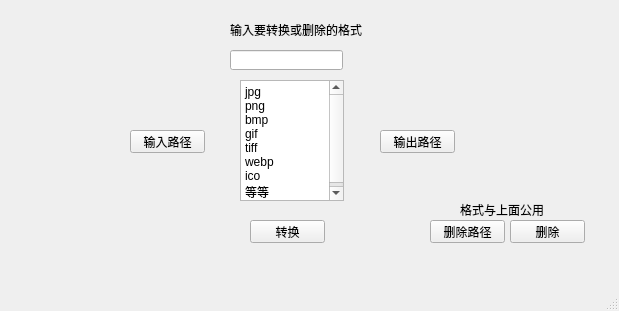
First picture: the form in mainwindow.ui, repository akrat28/image, before the edit.
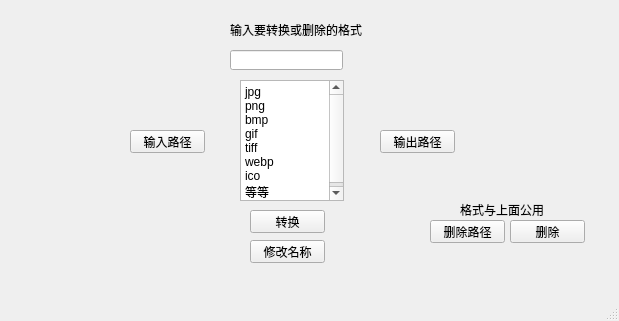
Second picture: the form after the edit.

Commit message: 增加了修改名称的功能

The edit to the form file:
```diff
--- a/mainwindow.ui
+++ b/mainwindow.ui
@@ -7,7 +7,7 @@
     <x>0</x>
     <y>0</y>
     <width>619</width>
-    <height>311</height>
+    <height>321</height>
    </rect>
   </property>
   <property name="windowTitle">
@@ -57,7 +57,7 @@
     <property name="geometry">
      <rect>
       <x>250</x>
-      <y>220</y>
+      <y>210</y>
       <width>75</width>
       <height>23</height>
      </rect>
@@ -139,6 +139,19 @@
      <string>格式与上面公用</string>
     </property>
    </widget>
+   <widget class="QPushButton" name="xiugai_name">
+    <property name="geometry">
+     <rect>
+      <x>250</x>
+      <y>240</y>
+      <width>75</width>
+      <height>23</height>
+     </rect>
+    </property>
+    <property name="text">
+     <string>修改名称</string>
+    </property>
+   </widget>
   </widget>
   <widget class="QMenuBar" name="menubar">
    <property name="geometry">
```
The commit also changes 2 other files.
